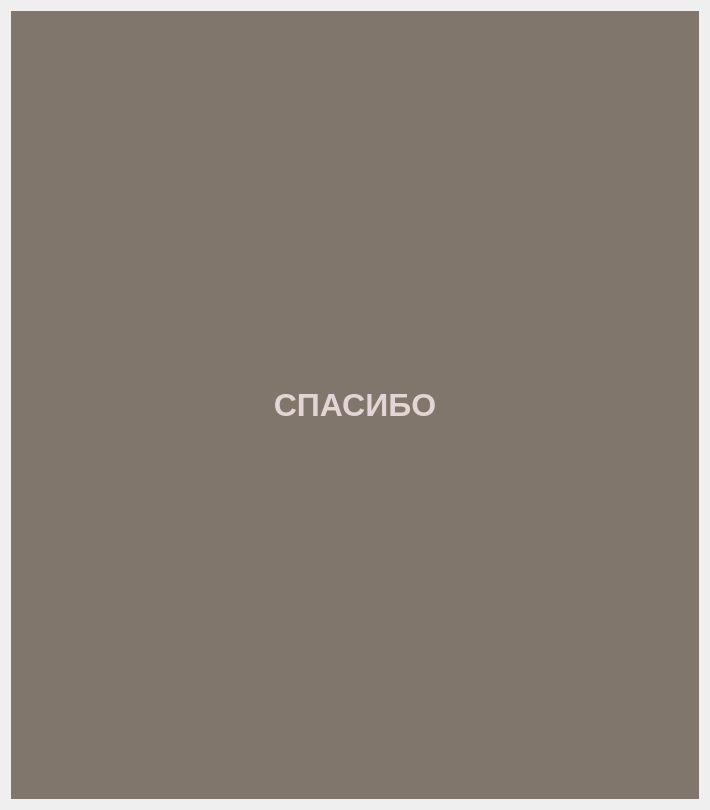
philipscode/Quiz-for-genetic-algorithm-task, file final.ui: the form before one commit.
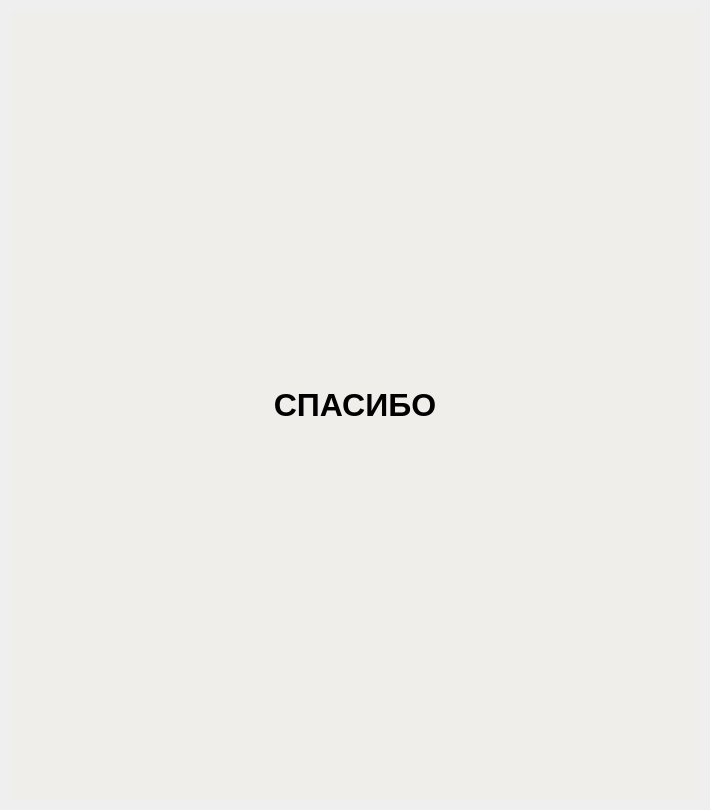
The form after the commit.

Patch:
```diff
--- a/final.ui
+++ b/final.ui
@@ -37,8 +37,8 @@
      <property name="styleSheet">
       <string notr="true">font-size: 32px;
 font-weight: 600;
-background-color: rgb(129, 118, 107);
-color: rgb(226, 213, 212);</string>
+background-color: #efeeea;
+color: black;</string>
      </property>
      <property name="text">
       <string>CПАСИБО</string>
```
